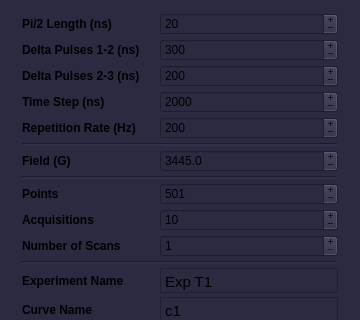
The window that atomize/control_center/gui/t1_main_window.ui (Anatoly1010/Atomize_ITC) describes before a commit, drawn with Qt 5; both pictures show x 0 to 360 and y 0 to 320 of the 360 by 475 pixel window.
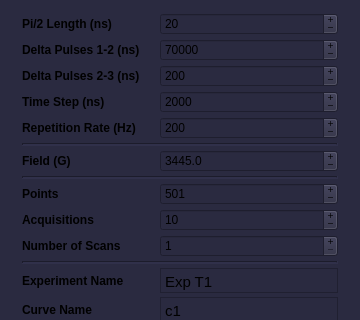
The same window after the commit.

```diff
--- a/atomize/control_center/gui/t1_main_window.ui
+++ b/atomize/control_center/gui/t1_main_window.ui
@@ -374,13 +374,13 @@
          <number>40</number>
         </property>
         <property name="maximum">
-         <number>5000</number>
+         <number>320000</number>
         </property>
         <property name="singleStep">
          <number>2</number>
         </property>
         <property name="value">
-         <number>300</number>
+         <number>70000</number>
         </property>
        </widget>
       </item>
```
Left out of the diff: 2 changed lines with no effect on the pictures.
